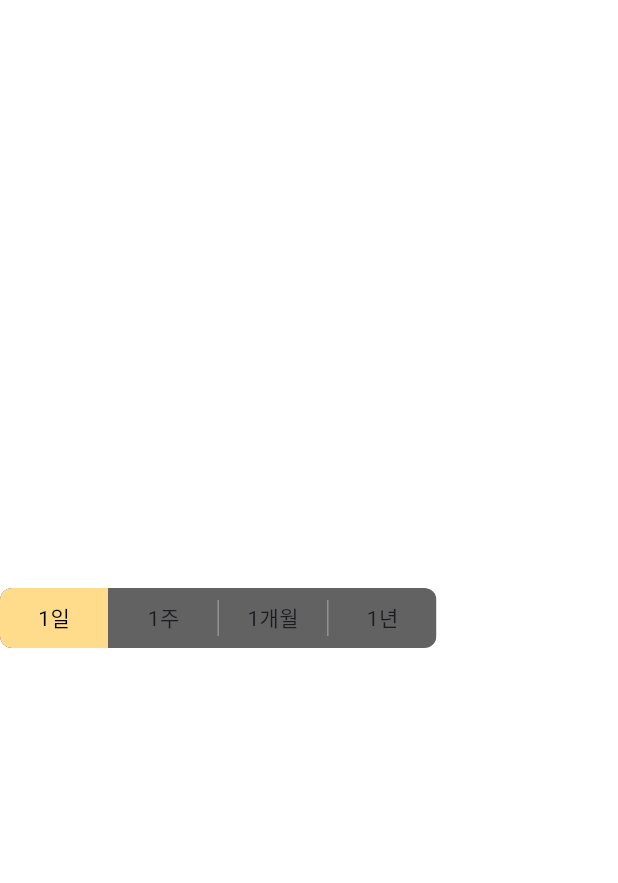
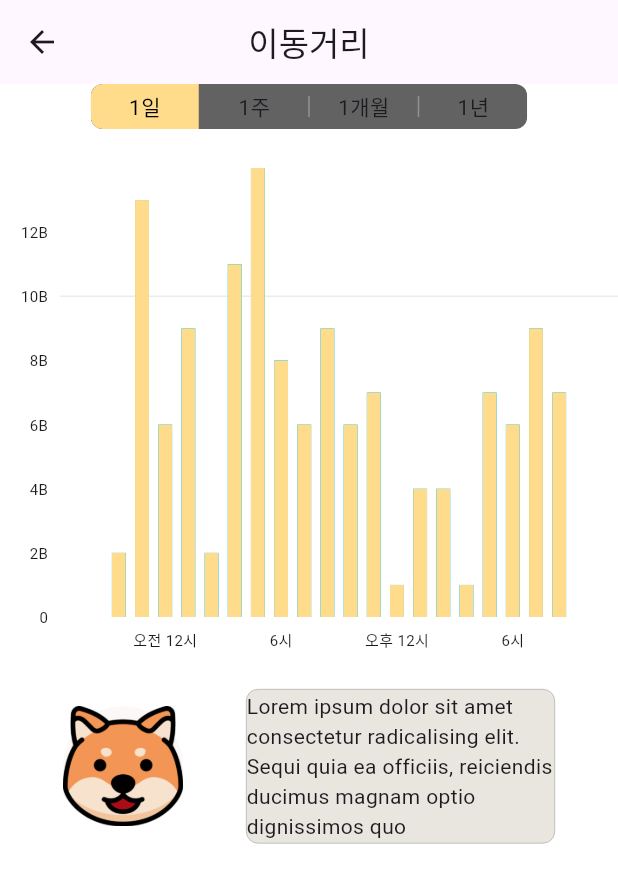
Before and after one commit to mstagon/Flutter-Front-End, a Flutter app: the screen it shows after launch, after a tap on the "chevron right" icon, on a phone screen of 412 x 824 dp. Shown: the top 883 px of the screen. Run offline on Flutter 3.47's test engine with Material 3 defaults, Android fonts, the phone set to English and light mode, and no system bars; drawn by our look-alikes of fl_chart, toggle_switch; our stand-ins replace flutter_riverpod, flutter_secure_storage, flutter_speed_dial, go_router, image_picker, persistent_bottom_nav_bar_v2 and 1 more; missing offline and left inert: flutter_flip_card.

Commit message:
Feat: 대시보드 스크린 수정 및 추가

```diff
--- a/lib/common/const/colors.dart
+++ b/lib/common/const/colors.dart
@@ -2,3 +2,5 @@ import 'package:flutter/material.dart';
 
 const PRIMARY_COLOR = Color(0xFFFFDC8B);
 const BODY_TEXT_COLOR = Color(0xFF868686);
+const IMAGE_BACKGROUND_COLOR = Color(0xFFFcf8f8);
+const EVALUATE_ONELINE_COLOR = Color(0xFFe8e6de);
--- a/lib/common/layout/default_layout.dart
+++ b/lib/common/layout/default_layout.dart
@@ -1,4 +1,5 @@
 import 'package:flutter/material.dart';
+import 'package:flutter_speed_dial/flutter_speed_dial.dart';
 
 class DefaultLayout extends StatelessWidget {
   final Color? backgroundColor;
--- a/lib/common/view/root_tab.dart
+++ b/lib/common/view/root_tab.dart
@@ -1,75 +1,66 @@
 import 'package:dimple/chatbot/view/chatbot_screen.dart';
 import 'package:dimple/common/const/colors.dart';
-import 'package:dimple/common/layout/default_layout.dart';
 import 'package:dimple/dashboard/view/dash_board_screen.dart';
 import 'package:dimple/map/view/map_screen.dart';
-import 'package:dimple/social/view/social_screen.dart';
-import 'package:dimple/user/view/mypage_screen.dart';
 import 'package:flutter/material.dart';
+import 'package:persistent_bottom_nav_bar_v2/persistent_bottom_nav_bar_v2.dart';
 
-class RootTab extends StatefulWidget  {
+class RootTab extends StatelessWidget {
   const RootTab({super.key});
 
   @override
-  State<RootTab> createState() => _RootTabState();
-}
+  Widget build(BuildContext context) {
+    return PersistentTabView(
+      tabs: [
+        PersistentTabConfig(
+          screen: DashBoardScreen(),
+          item: ItemConfig(
+            activeForegroundColor: Colors.black,
+            icon: Icon(Icons.home),
+            title: "홈",
+          ),
+        ),
+        PersistentTabConfig(
+          screen: MapScreen(),
+          item: ItemConfig(
+            activeForegroundColor: Colors.black,
+            icon: Icon(Icons.directions_walk),
+            title: "산책",
+          ),
+        ),
+        // pushScreen(context, screen: ChatbotScreen(),withNavBar: false),
+        PersistentTabConfig(
+          screen: ChatbotScreen(),
+          item: ItemConfig(
+            activeForegroundColor: PRIMARY_COLOR,
+            icon: Padding(
+              padding: const EdgeInsets.all(8.0),
+              child: Image.asset('assets/img/banreou.png',fit: BoxFit.cover,),
+            ),
+            title: "챗봇",
+          ),
+        ),
+        PersistentTabConfig(
+          screen: ChatbotScreen(),
+          item: ItemConfig(
+            activeForegroundColor: Colors.black,
+            icon: Icon(Icons.social_distance),
+            title: "소셜",
+          ),
+        ),
+        PersistentTabConfig(
+          screen: ChatbotScreen(),
+          item: ItemConfig(
+            activeForegroundColor: Colors.black,
+            icon: Icon(Icons.person),
+            title: "마이페이지",
+          ),
+        ),
+      ],
+      navBarBuilder: (navBarConfig) => Style14BottomNavBar(
+        navBarConfig: navBarConfig,
+      ),
 
-class _RootTabState extends State<RootTab> with SingleTickerProviderStateMixin {
-  late TabController controller;
-  int index =0;
-
-  @override
-  void initState() {
-    // TODO: implement initState
-    super.initState();
-    controller = TabController(length: 5, vsync: this);
-    controller.addListener(tabListener);
-  }
-
-  void tabListener(){
-    setState(() {
-      index = controller.index;
-    });
-  }
-
-  @override
-  void dispose() {
-    // TODO: implement dispose
-    controller.removeListener(tabListener);
-    super.dispose();
-  }
-
-  @override
-  Widget build(BuildContext context) {
-    return DefaultLayout(
-      child: TabBarView(
-        physics: NeverScrollableScrollPhysics(),
-        controller: controller,
-        children: [
-          DashBoardScreen(),
-          MapScreen(),
-          ChatbotScreen(),
-          SocialScreen(),
-          MypageScreen(),
-        ],
-      ),
-      bottomNavigationBar: BottomNavigationBar(
-        selectedFontSize: 10,
-        selectedItemColor: PRIMARY_COLOR,
-        unselectedItemColor: Colors.black,
-        type: BottomNavigationBarType.fixed,
-        currentIndex: index,
-        onTap: (int index){
-          controller.animateTo(index);
-        },
-        items: [
-          BottomNavigationBarItem(icon: Icon(Icons.home),label: '홈'),
-          BottomNavigationBarItem(icon: Icon(Icons.directions_walk),label: '산책'),
-          BottomNavigationBarItem(icon: Icon(Icons.chat),label: '챗봇'),
-          BottomNavigationBarItem(icon: Icon(Icons.social_distance),label: '소셜'),
-          BottomNavigationBarItem(icon: Icon(Icons.person),label: '마이페이지'),
-        ],
-      ),
     );
   }
 }
--- /dev/null
+++ b/lib/dashboard/component/custom_bar_chart.dart
@@ -0,0 +1,315 @@
+import 'package:dimple/common/const/colors.dart';
+import 'package:fl_chart/fl_chart.dart';
+import 'package:flutter/material.dart';
+
+class CustomBarChart extends StatefulWidget {
+  CustomBarChart({super.key});
+
+  final Color chartColor = PRIMARY_COLOR;
+
+  @override
+  State<StatefulWidget> createState() => CustomBarChartState();
+}
+
+class CustomBarChartState extends State<CustomBarChart> {
+  Widget bottomTitles(double value, TitleMeta meta) {
+    const style = TextStyle(fontSize: 10);
+    String text;
+    switch (value.toInt()) {
+      case 0:
+        text = '오전 12시';
+        break;
+      case 1:
+        text = '6시';
+        break;
+      case 2:
+        text = '오후 12시';
+        break;
+      case 3:
+        text = '6시';
+        break;
+      case 4:
+        text = '0';
+        break;
+      default:
+        text = '';
+        break;
+    }
+    return SideTitleWidget(
+      axisSide: meta.axisSide,
+      child: Text(text, style: style),
+    );
+  }
+
+  Widget leftTitles(double value, TitleMeta meta) {
+    if (value == meta.max) {
+      return Container();
+    }
+    const style = TextStyle(
+      fontSize: 10,
+    );
+    return SideTitleWidget(
+      axisSide: meta.axisSide,
+      child: Text(
+        meta.formattedValue,
+        style: style,
+      ),
+    );
+  }
+
+  @override
+  Widget build(BuildContext context) {
+    return AspectRatio(
+      aspectRatio: 1.2,
+      child: Padding(
+        padding: const EdgeInsets.only(top: 16),
+        child: LayoutBuilder(
+          builder: (context, constraints) {
+            final barsSpace = 6.0 * constraints.maxWidth / 400;
+            final barsWidth = 9.0 * constraints.maxWidth / 400;
+            return BarChart(
+              BarChartData(
+                alignment: BarChartAlignment.center,
+                barTouchData: BarTouchData(
+                  enabled: false,
+                ),
+                titlesData: FlTitlesData(
+                  show: true,
+                  bottomTitles: AxisTitles(
+                    sideTitles: SideTitles(
+                      showTitles: true,
+                      reservedSize: 28,
+                      getTitlesWidget: bottomTitles,
+                    ),
+                  ),
+                  leftTitles: AxisTitles(
+                    sideTitles: SideTitles(
+                      showTitles: true,
+                      reservedSize: 40,
+                      getTitlesWidget: leftTitles,
+                    ),
+                  ),
+                  topTitles: const AxisTitles(
+                    sideTitles: SideTitles(showTitles: false),
+                  ),
+                  rightTitles: const AxisTitles(
+                    sideTitles: SideTitles(showTitles: false),
+                  ),
+                ),
+                gridData: FlGridData(
+                  show: true,
+                  drawHorizontalLine: true,
+                  horizontalInterval: 10000000000, // 가로선 간격 (데이터에 맞게 조정)
+                  getDrawingHorizontalLine: (value) => FlLine(
+                    color: Colors.grey.withOpacity(0.2), // 가로선 색상
+                    strokeWidth: 1,
+                  ),
+                  drawVerticalLine: true, // 세로선 활성화
+                  verticalInterval: 1, // 세로선 간격
+                  getDrawingVerticalLine: (value) => FlLine(
+                    color: Colors.grey.withOpacity(0.2), // 세로선 색상
+                    strokeWidth: 1,
+                  ),
+                ),
+                borderData: FlBorderData(
+                  show: false,
+                ),
+                groupsSpace: barsSpace,
+                barGroups: getData(barsWidth, barsSpace),
+              ),
+            );
+          },
+        ),
+      ),
+    );
+  }
+
+  List<BarChartGroupData> getData(double barsWidth, double barsSpace) {
+    return [
+      BarChartGroupData(
+        x: 0,
+        barsSpace: barsSpace,
+        barRods: [
+          BarChartRodData(
+            toY: 2000000000,
+            rodStackItems: [
+              BarChartRodStackItem(0, 2000000000, widget.chartColor),
+            ],
+            borderRadius: BorderRadius.zero,
+            width: barsWidth,
+          ),
+          BarChartRodData(
+            toY: 13000000000,
+            rodStackItems: [
+              BarChartRodStackItem(0, 13000000000, widget.chartColor),
+            ],
+            borderRadius: BorderRadius.zero,
+            width: barsWidth,
+          ),
+          BarChartRodData(
+            toY: 6000000000.5,
+            rodStackItems: [
+              BarChartRodStackItem(0, 6000000000.5, widget.chartColor),
+            ],
+            borderRadius: BorderRadius.zero,
+            width: barsWidth,
+          ),
+          BarChartRodData(
+            toY: 9000000000,
+            rodStackItems: [
+              BarChartRodStackItem(0, 9000000000, widget.chartColor),
+            ],
+            borderRadius: BorderRadius.zero,
+            width: barsWidth,
+          ),
+          BarChartRodData(
+            toY: 2000000000.5,
+            rodStackItems: [
+              BarChartRodStackItem(0, 2000000000.5, widget.chartColor),
+            ],
+            borderRadius: BorderRadius.zero,
+            width: barsWidth,
+          ),
+        ],
+      ),
+      BarChartGroupData(
+        x: 1,
+        barsSpace: barsSpace,
+        barRods: [
+          BarChartRodData(
+            toY: 11000000000,
+            rodStackItems: [
+              BarChartRodStackItem(0, 11000000000, widget.chartColor),
+            ],
+            borderRadius: BorderRadius.zero,
+            width: barsWidth,
+          ),
+          BarChartRodData(
+            toY: 14000000000,
+            rodStackItems: [
+              BarChartRodStackItem(0, 14000000000, widget.chartColor),
+            ],
+            borderRadius: BorderRadius.zero,
+            width: barsWidth,
+          ),
+          BarChartRodData(
+            toY: 8000000000,
+            rodStackItems: [
+              BarChartRodStackItem(0, 8000000000, widget.chartColor),
+            ],
+            borderRadius: BorderRadius.zero,
+            width: barsWidth,
+          ),
+          BarChartRodData(
+            toY: 6000000000.5,
+            rodStackItems: [
+              BarChartRodStackItem(0, 6000000000.5, widget.chartColor),
+            ],
+            borderRadius: BorderRadius.zero,
+            width: barsWidth,
+          ),
+          BarChartRodData(
+            toY: 9000000000,
+            rodStackItems: [
+              BarChartRodStackItem(0, 9000000000, widget.chartColor),
+            ],
+            borderRadius: BorderRadius.zero,
+            width: barsWidth,
+          ),
+        ],
+      ),
+      BarChartGroupData(
+        x: 2,
+        barsSpace: barsSpace,
+        barRods: [
+          BarChartRodData(
+            toY: 6000000000,
+            rodStackItems: [
+              BarChartRodStackItem(0, 6000000000, widget.chartColor),
+            ],
+            borderRadius: BorderRadius.zero,
+            width: barsWidth,
+          ),
+          BarChartRodData(
+            toY: 7000000000,
+            rodStackItems: [
+              BarChartRodStackItem(0, 7000000000, widget.chartColor),
+            ],
+            borderRadius: BorderRadius.zero,
+            width: barsWidth,
+          ),
+          BarChartRodData(
+            toY: 1000000000.5,
+            rodStackItems: [
+              BarChartRodStackItem(0, 1000000000.5, widget.chartColor),
+            ],
+            borderRadius: BorderRadius.zero,
+            width: barsWidth,
+          ),
+          BarChartRodData(
+            toY: 4000000000,
+            rodStackItems: [
+              BarChartRodStackItem(0, 4000000000, widget.chartColor),
+            ],
+            borderRadius: BorderRadius.zero,
+            width: barsWidth,
+          ),
+          BarChartRodData(
+            toY: 4000000000,
+            rodStackItems: [
+              BarChartRodStackItem(0, 4000000000, widget.chartColor),
+            ],
+            borderRadius: BorderRadius.zero,
+            width: barsWidth,
+          ),
+        ],
+      ),
+      BarChartGroupData(
+        x: 3,
+        barsSpace: barsSpace,
+        barRods: [
+          BarChartRodData(
+            toY: 1000000000.5,
+            rodStackItems: [
+              BarChartRodStackItem(0, 1000000000.5, widget.chartColor),
+            ],
+            borderRadius: BorderRadius.zero,
+            width: barsWidth,
+          ),
+          BarChartRodData(
+            toY: 7000000000,
+            rodStackItems: [
+              BarChartRodStackItem(0, 7000000000, widget.chartColor),
+            ],
+            borderRadius: BorderRadius.zero,
+            width: barsWidth,
+          ),
+          BarChartRodData(
+            toY: 6000000000,
+            rodStackItems: [
+              BarChartRodStackItem(0, 6000000000, widget.chartColor),
+            ],
+            borderRadius: BorderRadius.zero,
+            width: barsWidth,
+          ),
+          BarChartRodData(
+            toY: 9000000000,
+            rodStackItems: [
+              BarChartRodStackItem(0, 9000000000, widget.chartColor),
+            ],
+            borderRadius: BorderRadius.zero,
+            width: barsWidth,
+          ),
+          BarChartRodData(
+            toY: 7000000000,
+            rodStackItems: [
+              BarChartRodStackItem(0, 7000000000, widget.chartColor),
+            ],
+            borderRadius: BorderRadius.zero,
+            width: barsWidth,
+          ),
+        ],
+      ),
+    ];
+  }
+}
--- a/lib/dashboard/component/dashboard_petInfo_container.dart
+++ b/lib/dashboard/component/dashboard_petInfo_container.dart
@@ -89,7 +89,7 @@ class DashboardPetInfoCard extends StatelessWidget {
                         style: TextStyle(
                           fontSize: 18,
                           fontWeight: FontWeight.w500,
-                          color: Colors.black, // 기본적으로 색상을 지정해야 합니다.
+                          color: Colors.black, // 기본적으로 색상을 지정
                         ),
                       ),
                       TextSpan(
--- a/lib/dashboard/view/dash_board_screen.dart
+++ b/lib/dashboard/view/dash_board_screen.dart
@@ -1,10 +1,11 @@
+import 'package:dimple/common/const/colors.dart';
+import 'package:dimple/common/layout/default_layout.dart';
 import 'package:dimple/dashboard/component/dashboard_container.dart';
 import 'package:dimple/dashboard/component/dashboard_petInfo_container.dart';
 import 'package:dimple/dashboard/view/moved_distance_screen.dart';
-import 'package:flutter/cupertino.dart';
 import 'package:flutter/material.dart';
 import 'package:flutter_flip_card/flutter_flip_card.dart';
-import 'package:intl/intl.dart';
+import 'package:flutter_speed_dial/flutter_speed_dial.dart';
 
 class DashBoardScreen extends StatefulWidget {
   const DashBoardScreen({super.key});
@@ -33,7 +34,9 @@ class _DashBoardScreenState extends State<DashBoardScreen> {
   @override
   Widget build(BuildContext context) {
     const NeverScrollableScrollPhysics();
-    return SafeArea(
+    return DefaultLayout(
+      floatingActionButton: _getMultiplePets(),
+      child: SafeArea(
         child: CustomScrollView(
           controller: controller,
           slivers: [
@@ -45,9 +48,41 @@ class _DashBoardScreenState extends State<DashBoardScreen> {
             pupuActivity(),
           ],
         ),
+      ),
     );
   }
 }
+
+Widget _getMultiplePets(){
+  return SpeedDial(
+    spaceBetweenChildren: 5,
+    visible: true,
+    animatedIcon: AnimatedIcons.menu_close,
+    animatedIconTheme: IconThemeData(size: 20),
+    backgroundColor: PRIMARY_COLOR  ,
+    curve: Curves.bounceIn,
+    children: [
+      SpeedDialChild(
+        backgroundColor: PRIMARY_COLOR,
+        child: Padding(
+          padding: const EdgeInsets.all(5.0),
+          child: Image.asset('assets/img/banreou.png',fit: BoxFit.cover,),
+        ),
+        onTap: (){},
+      ),
+
+      SpeedDialChild(
+        backgroundColor: PRIMARY_COLOR,
+        child:  Padding(
+          padding: const EdgeInsets.all(5.0),
+          child: Image.asset('assets/img/runningDog.jpg',fit: BoxFit.cover,),
+        ),
+        onTap: (){},
+      ),
+    ],
+  );
+}
+
 
 SliverPadding petInfoSliver(FlipCardController controller) {
   return SliverPadding(
@@ -97,9 +132,15 @@ SliverPadding movedDistance(BuildContext context) {
     sliver: SliverToBoxAdapter(
       child: DashboardContainer(
         title: '이동거리',
+        // // 이렇게하면 바텀네비게이션바 없애면서 페이지 이동 --> 나중에 라우터 적용하면 달라짐
+        // onTap: () {
+        //  pushScreen(context, screen: MovedDistanceScreen(),withNavBar: false);
+        // },
+        // 이렇게하면 바텀네비게이션바 유지하면서 페이지이동 --> 나중에 라우터 적용하면 달라짐
         onTap: () {
           Navigator.of(context).push(MaterialPageRoute(builder: (_) => MovedDistanceScreen()));
         },
+
         child: Padding(
           padding: const EdgeInsets.only(top: 10.0),
           child: Row(
@@ -138,11 +179,13 @@ SliverPadding movedDistance(BuildContext context) {
   );
 }
 
-SliverPadding makeSpace(){
-  return SliverPadding(padding: EdgeInsets.only(top: 16.0),);
+SliverPadding makeSpace() {
+  return SliverPadding(
+    padding: EdgeInsets.only(top: 16.0),
+  );
 }
 
-SliverPadding pupuActivity(){
+SliverPadding pupuActivity() {
   return SliverPadding(
     padding: const EdgeInsets.symmetric(horizontal: 30.0),
     sliver: SliverToBoxAdapter(
@@ -170,14 +213,19 @@ SliverPadding pupuActivity(){
                       fontSize: 18,
                     ),
                   ),
-                  SizedBox(width: 8,),
+                  SizedBox(
+                    width: 8,
+                  ),
                   Column(
                     children: [
                       CircleAvatar(
-                        child: IconButton(onPressed: (){}, icon: Icon(Icons.plus_one)),
+                        child: IconButton(
+                            onPressed: () {}, icon: Icon(Icons.plus_one)),
                       ),
                       CircleAvatar(
-                        child: IconButton(onPressed: (){}, icon: Icon(Icons.exposure_minus_1)),
+                        child: IconButton(
+                            onPressed: () {},
+                            icon: Icon(Icons.exposure_minus_1)),
                       )
                     ],
                   )
@@ -191,7 +239,7 @@ SliverPadding pupuActivity(){
   );
 }
 
-SliverPadding adminHealth(){
+SliverPadding adminHealth() {
   return SliverPadding(
     padding: const EdgeInsets.symmetric(horizontal: 30.0),
     sliver: SliverToBoxAdapter(
@@ -219,14 +267,19 @@ SliverPadding adminHealth(){
                       fontSize: 18,
                     ),
                   ),
-                  SizedBox(width: 8,),
+                  SizedBox(
+                    width: 8,
+                  ),
                   Column(
                     children: [
                       CircleAvatar(
-                        child: IconButton(onPressed: (){}, icon: Icon(Icons.plus_one)),
+                        child: IconButton(
+                            onPressed: () {}, icon: Icon(Icons.plus_one)),
                       ),
                       CircleAvatar(
-                        child: IconButton(onPressed: (){}, icon: Icon(Icons.exposure_minus_1)),
+                        child: IconButton(
+                            onPressed: () {},
+                            icon: Icon(Icons.exposure_minus_1)),
                       )
                     ],
                   )
--- a/lib/dashboard/view/modify_petInfo_screen.dart
+++ b/lib/dashboard/view/modify_petInfo_screen.dart
@@ -20,7 +20,12 @@ class _ModifyPetInfoScreenState extends State<ModifyPetInfoScreen> {
     final imagePicker = ImagePicker();
     return DefaultLayout(
       appBar: AppBar(
-        automaticallyImplyLeading: false,
+        title: Text('반려견 정보 수정',style: TextStyle(
+          fontSize: 18,
+        ),),
+
+        centerTitle: true,
+        // automaticallyImplyLeading: false,
         backgroundColor: Colors.white,
         elevation: 0, // appbar가 앞으로 튀어나온거같은 효과를 준다.
         actions: [
--- a/lib/dashboard/view/moved_distance_screen.dart
+++ b/lib/dashboard/view/moved_distance_screen.dart
@@ -1,5 +1,6 @@
 import 'package:dimple/common/const/colors.dart';
 import 'package:dimple/common/layout/default_layout.dart';
+import 'package:dimple/dashboard/component/custom_bar_chart.dart';
 import 'package:flutter/material.dart';
 import 'package:toggle_switch/toggle_switch.dart';
 
@@ -9,26 +10,71 @@ class MovedDistanceScreen extends StatelessWidget {
   @override
   Widget build(BuildContext context) {
     return DefaultLayout(
+      appBar: AppBar(
+        centerTitle: true,
+        title: Text('이동거리'),
+      ),
       child: SafeArea(
         child: Column(
-          mainAxisAlignment: MainAxisAlignment.center,
+          mainAxisAlignment: MainAxisAlignment.start,
           crossAxisAlignment: CrossAxisAlignment.center,
           children: [
             ToggleSwitch(
+              minHeight: 30,
               initialLabelIndex: 0,
               totalSwitches: 4,
               activeFgColor: Colors.black,
-              activeBgColor: [
-                PRIMARY_COLOR,
-              ],
+              activeBgColor: const [PRIMARY_COLOR],
               labels: const ['1일', '1주', '1개월', '1년'],
-              onToggle: (index){
-
-              },
+              onToggle: (index) {},
             ),
+            const SizedBox(height: 10.0,),
+            CustomBarChart(),
+            const SizedBox(height: 20.0,),
+            EvaluateAboutCircumstance(),
           ],
         ),
       ),
     );
   }
 }
+
+class EvaluateAboutCircumstance extends StatefulWidget {
+  const EvaluateAboutCircumstance({super.key});
+
+  @override
+  State<EvaluateAboutCircumstance> createState() => _EvaluateAboutCircumstanceState();
+}
+
+class _EvaluateAboutCircumstanceState extends State<EvaluateAboutCircumstance> {
+  @override
+  Widget build(BuildContext context) {
+    return Row(
+      mainAxisAlignment: MainAxisAlignment.spaceEvenly,
+      crossAxisAlignment: CrossAxisAlignment.center,
+      children: [
+        CircleAvatar(
+          backgroundColor: IMAGE_BACKGROUND_COLOR,
+          radius: 40,
+          child: Image.asset(
+            'assets/img/banreou.png',
+            fit: BoxFit.cover,
+          ),
+        ),
+        Container(
+          width: MediaQuery.of(context).size.width / 2,
+          constraints: BoxConstraints(
+            minHeight: MediaQuery.of(context).size.width / 4,
+          ),
+          decoration: BoxDecoration(
+            borderRadius: BorderRadius.circular(8.0),
+            border: Border.all(color: Colors.grey, width: 0.4), // 테두리 추가
+            color: EVALUATE_ONELINE_COLOR,
+          ),
+          alignment: Alignment.center,
+          child: Text('Lorem ipsum dolor sit amet consectetur radicalising elit. Sequi quia ea officiis, reiciendis ducimus magnam optio dignissimos quo ',maxLines: 10, overflow: TextOverflow.ellipsis,),
+        ),
+      ],
+    );
+  }
+}
--- a/pubspec.yaml
+++ b/pubspec.yaml
@@ -48,6 +48,8 @@ dependencies:
   image_picker: ^1.1.2
   toggle_switch: ^2.3.0
   fl_chart: ^0.69.1
+  flutter_speed_dial: ^7.0.0
+  persistent_bottom_nav_bar_v2: ^5.3.1
 
 dev_dependencies:
   flutter_test:
```
Also changed, not shown: pubspec.lock, 3 other files. Lines whose indentation alone changed are shown as unchanged.
